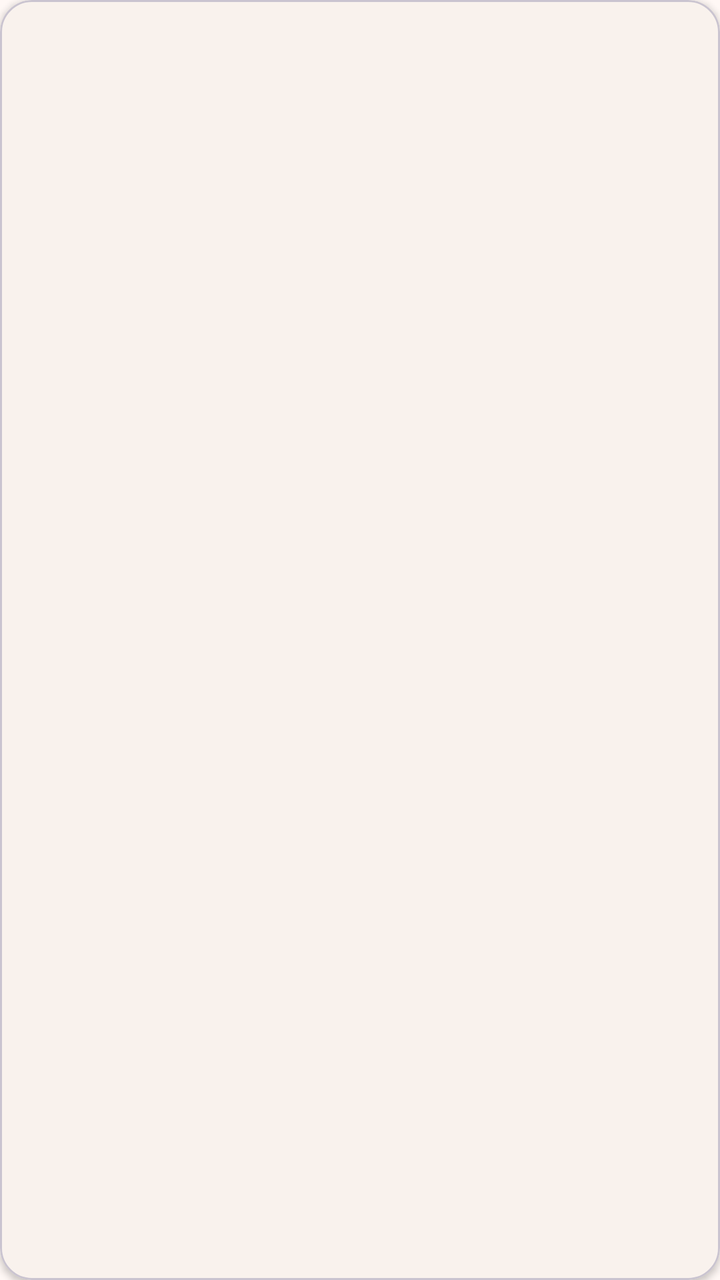
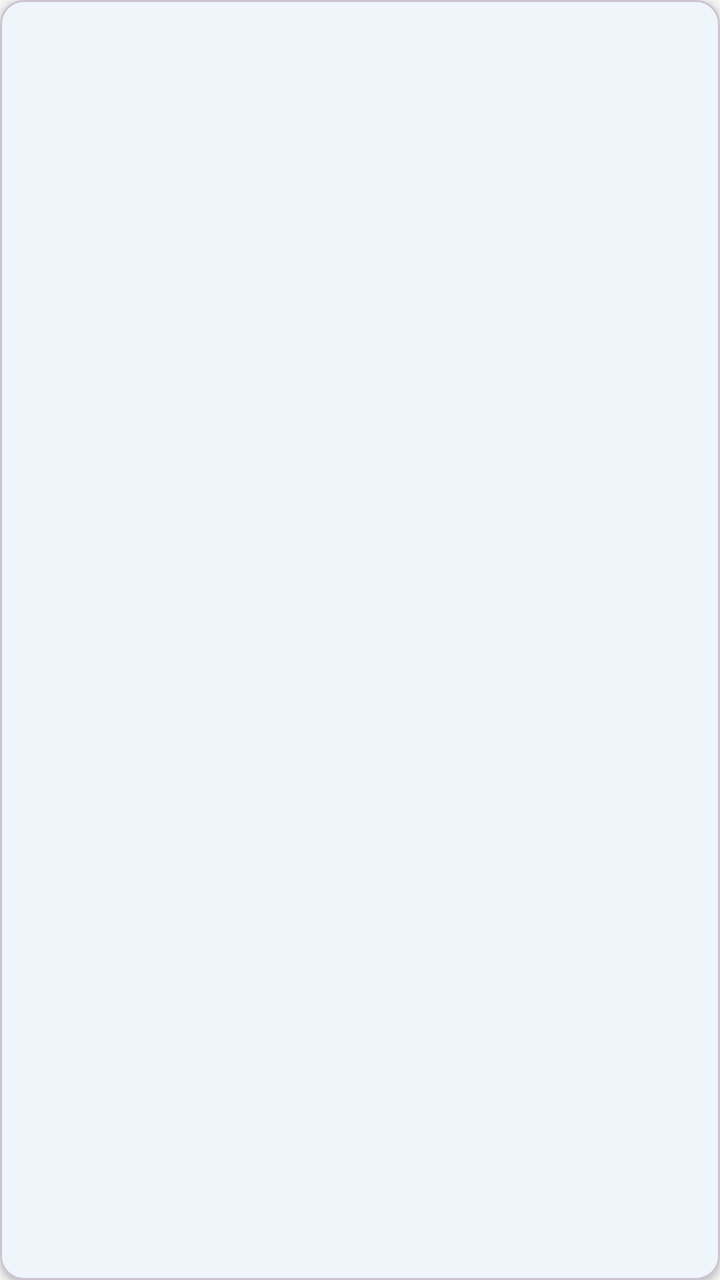

The first picture is an Android layout as it rendered before a commit; the second is the same layout after the commit. The layout source and the unified diff follow.
<!-- AndroidManifest.xml: application theme Theme.ReceitasApp -->
<!-- res/layout/item_categoria.xml -->
<?xml version="1.0" encoding="utf-8"?>
<com.google.android.material.card.MaterialCardView
    xmlns:android="http://schemas.android.com/apk/res/android"
    xmlns:app="http://schemas.android.com/apk/res-auto"
    android:layout_width="match_parent"
    android:layout_height="wrap_content"
    app:cardCornerRadius="16dp"
    app:cardElevation="2dp"
    app:cardBackgroundColor="@color/superficie">

    <LinearLayout
        android:layout_width="match_parent"
        android:layout_height="wrap_content"
        android:gravity="center"
        android:orientation="vertical"
        android:padding="16dp">

        <TextView
            android:id="@+id/txtEmojiCategoria"
            android:layout_width="wrap_content"
            android:layout_height="wrap_content"
            android:textSize="32sp" />

        <TextView
            android:id="@+id/txtNomeCategoria"
            android:layout_width="wrap_content"
            android:layout_height="wrap_content"
            android:layout_marginTop="8dp"
            android:textColor="@color/texto_primario"
            android:textSize="15sp"
            android:textStyle="bold" />

        <TextView
            android:id="@+id/txtQtdCategoria"
            android:layout_width="wrap_content"
            android:layout_height="wrap_content"
            android:textColor="@color/texto_secundario"
            android:textSize="12sp" />

    </LinearLayout>
</com.google.android.material.card.MaterialCardView>
<!-- resources referenced by this layout -->
<resources>
  <color name="superficie">#FFFFFFFF</color>
  <color name="texto_primario">#FF221A15</color>
  <color name="texto_secundario">#FF6F5B52</color>
  <style name="Theme.ReceitasApp" parent="Theme.Material3.Light.NoActionBar">
          <item name="colorPrimary">@color/laranja_primario</item>
          <item name="colorOnPrimary">@color/branco</item>
          <item name="colorPrimaryContainer">@color/laranja_claro</item>
          <item name="colorOnPrimaryContainer">@color/texto_primario</item>
          <item name="colorSecondary">@color/verde_secundario</item>
          <item name="colorOnSecondary">@color/branco</item>
          <item name="android:colorBackground">@color/fundo</item>
          <item name="colorSurface">@color/superficie</item>
          <item name="android:statusBarColor">@color/laranja_primario</item>
          <item name="android:windowLightStatusBar">false</item>
      </style>
  <color name="laranja_primario">#FFB4500A</color>
  <color name="branco">#FFFFFFFF</color>
  <color name="laranja_claro">#FFFFDBC7</color>
  <color name="verde_secundario">#FF3E6B3C</color>
  <color name="fundo">#FFFFF8F5</color>
</resources>

<!-- the commit's change to res/layout/item_categoria.xml (unified diff, before → after) -->
@@ -4,9 +4,9 @@
     xmlns:app="http://schemas.android.com/apk/res-auto"
     android:layout_width="match_parent"
     android:layout_height="wrap_content"
-    app:cardCornerRadius="16dp"
+    app:cardCornerRadius="12dp"
     app:cardElevation="2dp"
-    app:cardBackgroundColor="@color/superficie">
+    app:cardBackgroundColor="@color/surface">
 
     <LinearLayout
         android:layout_width="match_parent"
@@ -19,23 +19,23 @@
             android:id="@+id/txtEmojiCategoria"
             android:layout_width="wrap_content"
             android:layout_height="wrap_content"
-            android:textSize="32sp" />
+            android:visibility="gone" />
 
         <TextView
             android:id="@+id/txtNomeCategoria"
             android:layout_width="wrap_content"
             android:layout_height="wrap_content"
-            android:layout_marginTop="8dp"
-            android:textColor="@color/texto_primario"
-            android:textSize="15sp"
+            android:textColor="@color/text_primary"
+            android:textSize="16sp"
             android:textStyle="bold" />
 
         <TextView
             android:id="@+id/txtQtdCategoria"
             android:layout_width="wrap_content"
             android:layout_height="wrap_content"
-            android:textColor="@color/texto_secundario"
-            android:textSize="12sp" />
+            android:layout_marginTop="4dp"
+            android:textColor="@color/text_secondary"
+            android:textSize="13sp" />
 
     </LinearLayout>
 </com.google.android.material.card.MaterialCardView>
<!-- resource entries referenced after the edit -->
@@ -1,24 +1,24 @@
 <!-- resources referenced by this layout -->
 <resources>
-  <color name="superficie">#FFFFFFFF</color>
-  <color name="texto_primario">#FF221A15</color>
-  <color name="texto_secundario">#FF6F5B52</color>
+  <color name="surface">#FFFFFF</color>
+  <color name="text_primary">#212121</color>
+  <color name="text_secondary">#757575</color>
   <style name="Theme.ReceitasApp" parent="Theme.Material3.Light.NoActionBar">
-          <item name="colorPrimary">@color/laranja_primario</item>
-          <item name="colorOnPrimary">@color/branco</item>
-          <item name="colorPrimaryContainer">@color/laranja_claro</item>
-          <item name="colorOnPrimaryContainer">@color/texto_primario</item>
-          <item name="colorSecondary">@color/verde_secundario</item>
-          <item name="colorOnSecondary">@color/branco</item>
-          <item name="android:colorBackground">@color/fundo</item>
-          <item name="colorSurface">@color/superficie</item>
-          <item name="android:statusBarColor">@color/laranja_primario</item>
-          <item name="android:windowLightStatusBar">false</item>
+          <item name="colorPrimary">@color/primary</item>
+          <item name="colorOnPrimary">@color/white</item>
+          <item name="colorPrimaryContainer">@color/primary_light</item>
+          <item name="colorOnPrimaryContainer">@color/text_primary</item>
+          <item name="colorSecondary">@color/secondary</item>
+          <item name="colorOnSecondary">@color/white</item>
+          <item name="android:colorBackground">@color/background</item>
+          <item name="colorSurface">@color/surface</item>
+          <item name="android:statusBarColor">@color/primary</item>
+          <item name="android:windowLightStatusBar">true</item>
       </style>
-  <color name="laranja_primario">#FFB4500A</color>
-  <color name="branco">#FFFFFFFF</color>
-  <color name="laranja_claro">#FFFFDBC7</color>
-  <color name="verde_secundario">#FF3E6B3C</color>
-  <color name="fundo">#FFFFF8F5</color>
+  <color name="primary">#1976D2</color>
+  <color name="white">#FFFFFF</color>
+  <color name="primary_light">#E3F2FD</color>
+  <color name="secondary">#388E3C</color>
+  <color name="background">#F5F5F5</color>
 </resources>
 
